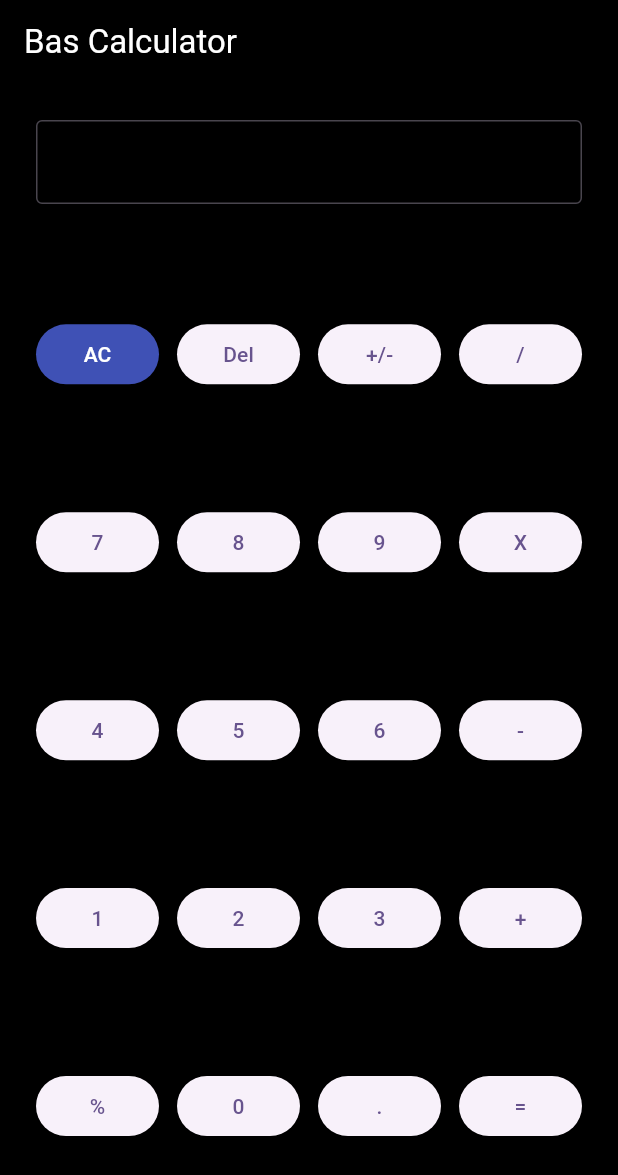
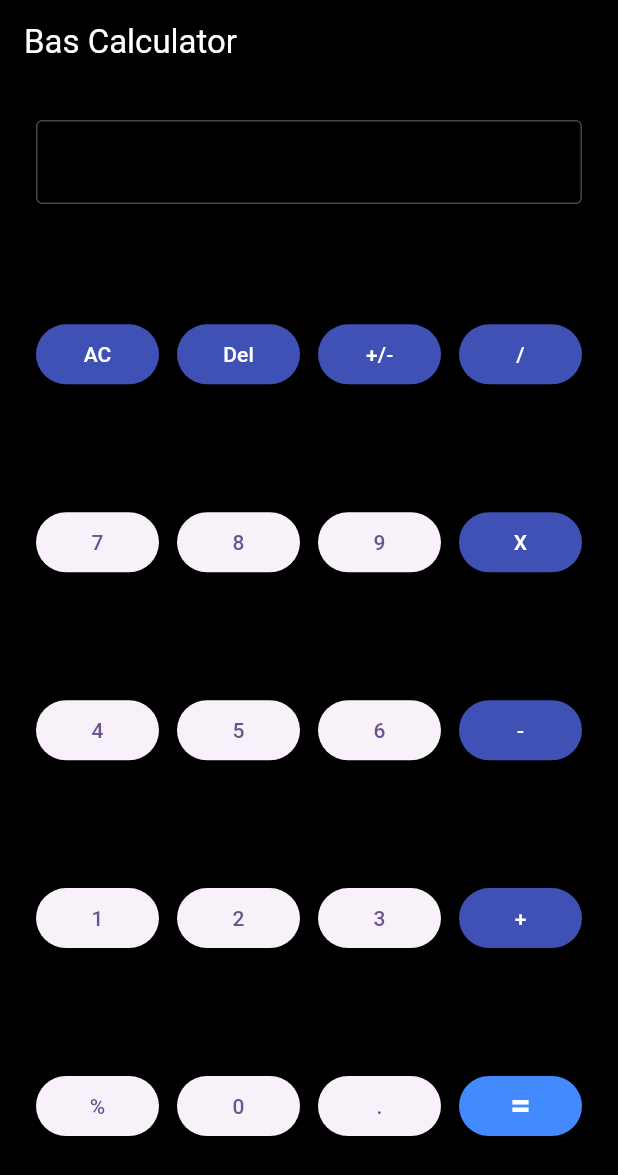
Before and after one commit to bas00445/flutter-playground, a Flutter app: the screen it shows after launch, on a phone screen of 412 x 824 dp. Shown: the top 1175 px of the screen. Run offline on Flutter 3.47's test engine with Material 3 defaults, Android fonts, the phone set to English and light mode, and no system bars.

```diff
--- a/flutter_application_1/lib/calculator.dart
+++ b/flutter_application_1/lib/calculator.dart
@@ -27,6 +27,16 @@ class _CalculatorPageState extends State<CalculatorPage> {
   @override
   Widget build(BuildContext context) {
     // TODO: implement build
+
+    final primaryButtonStyle = ButtonStyle(
+      backgroundColor: WidgetStateProperty.all(Colors.indigo),
+      foregroundColor: WidgetStateProperty.all(Colors.white),
+    );
+
+    final euqalButtonStyle = ButtonStyle(
+      backgroundColor: WidgetStateProperty.all(Colors.blueAccent),
+      foregroundColor: WidgetStateProperty.all(Colors.white),
+    );
 
     return Scaffold(
       appBar: AppBar(
@@ -66,14 +76,7 @@ class _CalculatorPageState extends State<CalculatorPage> {
                         Expanded(
                           flex: 1,
                           child: ElevatedButton(
-                            style: ButtonStyle(
-                              backgroundColor: WidgetStateProperty.all(
-                                Colors.indigo,
-                              ),
-                              foregroundColor: WidgetStateProperty.all(
-                                Colors.white,
-                              ),
-                            ),
+                            style: primaryButtonStyle,
                             onPressed: () {},
                             child: Text("AC"),
                           ),
@@ -82,6 +85,7 @@ class _CalculatorPageState extends State<CalculatorPage> {
                         Expanded(
                           flex: 1,
                           child: ElevatedButton(
+                            style: primaryButtonStyle,
                             onPressed: () {},
                             child: Text("Del"),
                           ),
@@ -90,6 +94,7 @@ class _CalculatorPageState extends State<CalculatorPage> {
                         Expanded(
                           flex: 1,
                           child: ElevatedButton(
+                            style: primaryButtonStyle,
                             onPressed: () {},
                             child: Text("+/-"),
                           ),
@@ -98,6 +103,7 @@ class _CalculatorPageState extends State<CalculatorPage> {
                         Expanded(
                           flex: 1,
                           child: ElevatedButton(
+                            style: primaryButtonStyle,
                             onPressed: () {},
                             child: Text("/"),
                           ),
@@ -138,6 +144,7 @@ class _CalculatorPageState extends State<CalculatorPage> {
                         Expanded(
                           flex: 1,
                           child: ElevatedButton(
+                            style: primaryButtonStyle,
                             onPressed: () {},
                             child: Text("X"),
                           ),
@@ -178,6 +185,7 @@ class _CalculatorPageState extends State<CalculatorPage> {
                         Expanded(
                           flex: 1,
                           child: ElevatedButton(
+                            style: primaryButtonStyle,
                             onPressed: () {},
                             child: Text("-"),
                           ),
@@ -218,6 +226,7 @@ class _CalculatorPageState extends State<CalculatorPage> {
                         Expanded(
                           flex: 1,
                           child: ElevatedButton(
+                            style: primaryButtonStyle,
                             onPressed: () {},
                             child: Text("+"),
                           ),
@@ -259,7 +268,14 @@ class _CalculatorPageState extends State<CalculatorPage> {
                           flex: 1,
                           child: ElevatedButton(
                             onPressed: () {},
-                            child: Text("="),
+                            style: euqalButtonStyle,
+                            child: Text(
+                              "=",
+                              style: TextStyle(
+                                fontSize: 24,
+                                fontWeight: FontWeight.bold,
+                              ),
+                            ),
                           ),
                         ),
                       ],
```
Also changed, not shown: 1 other file.
